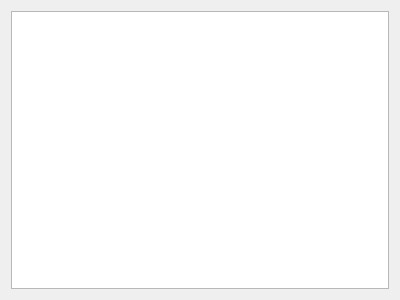
Old version of the form Qt/InstaDam/Selector/blankFrame.ui in the repository Vedhus/InstaDam.
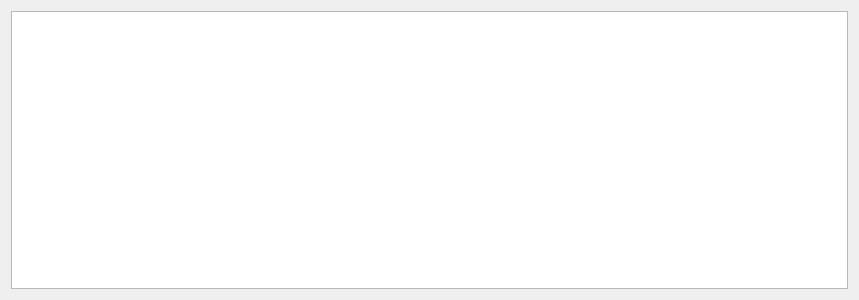
New version of the form.

```diff
--- a/Qt/InstaDam/Selector/blankFrame.ui
+++ b/Qt/InstaDam/Selector/blankFrame.ui
@@ -6,10 +6,22 @@
    <rect>
     <x>0</x>
     <y>0</y>
-    <width>400</width>
+    <width>859</width>
     <height>300</height>
    </rect>
   </property>
+  <property name="sizePolicy">
+   <sizepolicy hsizetype="Expanding" vsizetype="Expanding">
+    <horstretch>0</horstretch>
+    <verstretch>0</verstretch>
+   </sizepolicy>
+  </property>
+  <property name="minimumSize">
+   <size>
+    <width>859</width>
+    <height>152</height>
+   </size>
+  </property>
   <property name="windowTitle">
    <string>Form</string>
   </property>
```
